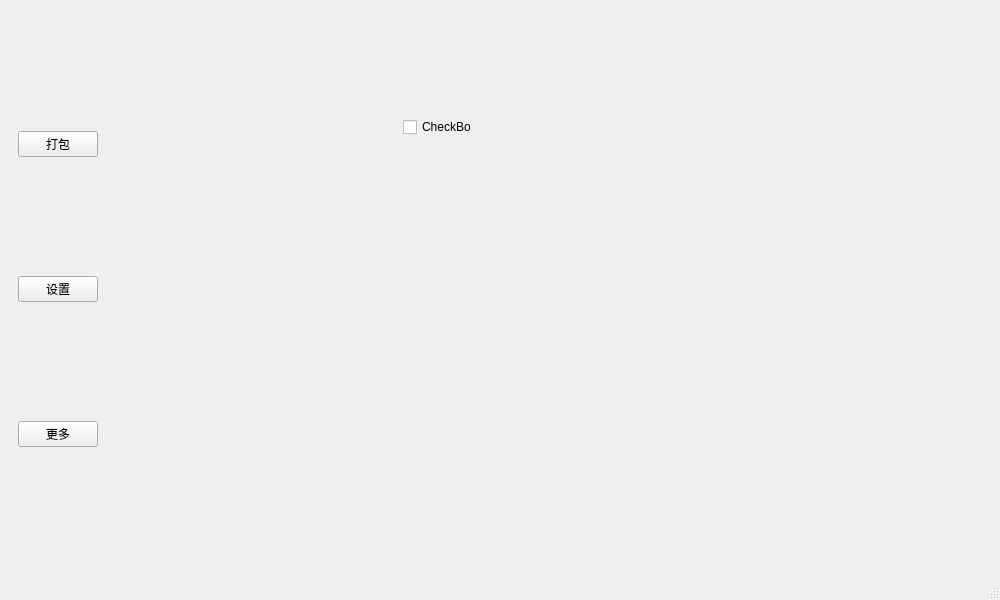
Old version of the form forms/mainwindow.ui in the repository Redrch/NuitkaStudio.
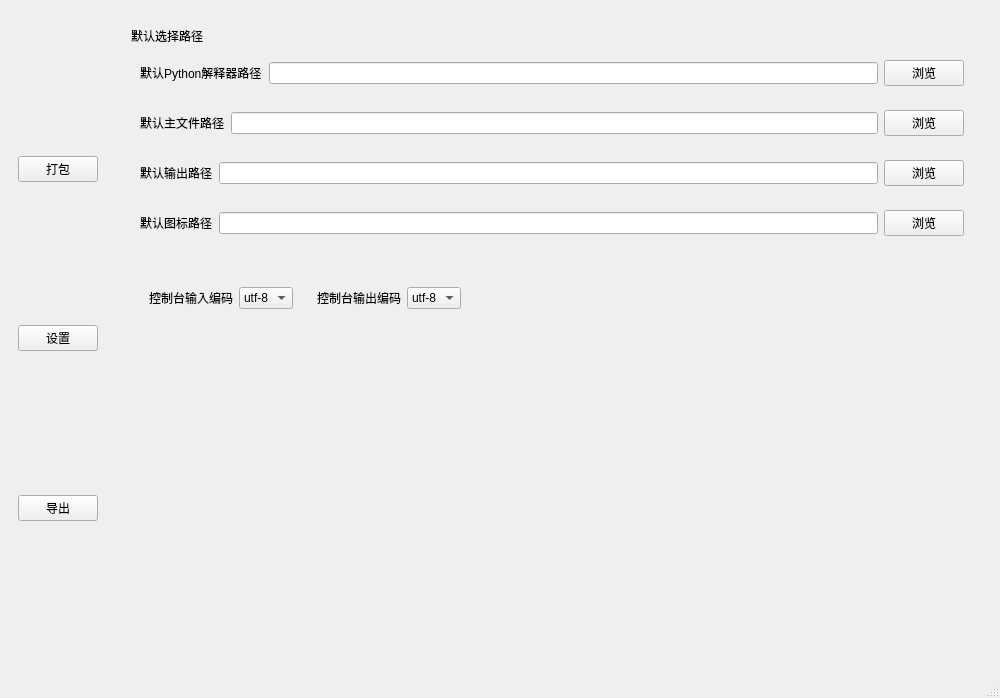
New version of the form. The open tabs and pages were chosen to show the change.

Commit message: 完成了设置页面

Patch:
```diff
--- a/forms/mainwindow.ui
+++ b/forms/mainwindow.ui
@@ -7,7 +7,7 @@
     <x>0</x>
     <y>0</y>
     <width>1000</width>
-    <height>600</height>
+    <height>650</height>
    </rect>
   </property>
   <property name="windowTitle">
@@ -72,9 +72,9 @@
         </spacer>
        </item>
        <item>
-        <widget class="QPushButton" name="more_btn">
+        <widget class="QPushButton" name="export_btn">
          <property name="text">
-          <string>更多</string>
+          <string>导出</string>
          </property>
          <property name="shortcut">
           <string>Ctrl+S</string>
@@ -100,7 +100,7 @@
     <item>
      <widget class="QStackedWidget" name="stackedWidget">
       <property name="currentIndex">
-       <number>0</number>
+       <number>1</number>
       </property>
       <widget class="QWidget" name="pack_page">
        <layout class="QVBoxLayout" name="verticalLayout_2">
@@ -382,6 +382,9 @@
                    </layout>
                   </widget>
                  </item>
+                </layout>
+               </widget>
+              </item>
                  <item>
                   <widget class="QWidget" name="widget_7" native="true">
                    <layout class="QVBoxLayout" name="verticalLayout_7">
@@ -463,11 +466,28 @@
              </layout>
             </widget>
            </item>
+        <item>
+         <widget class="QWidget" name="outputWidget" native="true">
+          <layout class="QVBoxLayout" name="verticalLayout_8">
+           <item>
+            <widget class="QLabel" name="label_4">
+             <property name="text">
+              <string>控制台输出</string>
+             </property>
+            </widget>
+           </item>
+           <item>
+            <widget class="QTextEdit" name="outputEdit">
+             <property name="readOnly">
+              <bool>true</bool>
+             </property>
+            </widget>
+           </item>
           </layout>
          </widget>
         </item>
         <item>
-         <widget class="QWidget" name="widget" native="true">
+         <widget class="QWidget" name="packWidget" native="true">
           <layout class="QHBoxLayout" name="horizontalLayout_4">
            <item>
             <spacer name="horizontalSpacer">
@@ -495,21 +515,217 @@
        </layout>
       </widget>
       <widget class="QWidget" name="settings_page">
-       <widget class="QCheckBox" name="checkBox">
-        <property name="geometry">
-         <rect>
-          <x>290</x>
-          <y>110</y>
-          <width>68</width>
-          <height>16</height>
-         </rect>
-        </property>
+       <layout class="QVBoxLayout" name="verticalLayout_9">
+        <item>
+         <widget class="QWidget" name="defaultPathWidget" native="true">
+          <layout class="QVBoxLayout" name="verticalLayout_10">
+           <item>
+            <widget class="QLabel" name="label_5">
+             <property name="text">
+              <string>默认选择路径</string>
+             </property>
+            </widget>
+           </item>
+           <item>
+            <widget class="QWidget" name="defaultPyPathWidget" native="true">
+             <layout class="QHBoxLayout" name="horizontalLayout_16">
+              <item>
+               <widget class="QLabel" name="label_6">
         <property name="text">
-         <string>CheckBox</string>
-        </property>
-       </widget>
-      </widget>
-      <widget class="QWidget" name="more_page">
+                 <string>默认Python解释器路径</string>
+                </property>
+               </widget>
+              </item>
+              <item>
+               <widget class="QLineEdit" name="defaultPyPathEdit"/>
+              </item>
+              <item>
+               <widget class="QPushButton" name="defaultPyPathBrowseBtn">
+                <property name="text">
+                 <string>浏览</string>
+                </property>
+               </widget>
+              </item>
+             </layout>
+            </widget>
+           </item>
+           <item>
+            <widget class="QWidget" name="defaultMainPathWidget" native="true">
+             <layout class="QHBoxLayout" name="horizontalLayout_17">
+              <item>
+               <widget class="QLabel" name="label_7">
+                <property name="text">
+                 <string>默认主文件路径</string>
+                </property>
+               </widget>
+              </item>
+              <item>
+               <widget class="QLineEdit" name="defaultMainPathEdit"/>
+              </item>
+              <item>
+               <widget class="QPushButton" name="defaultMainPathBrowseBtn">
+                <property name="text">
+                 <string>浏览</string>
+                </property>
+               </widget>
+              </item>
+             </layout>
+            </widget>
+           </item>
+           <item>
+            <widget class="QWidget" name="defaultOutputPathWidget" native="true">
+             <layout class="QHBoxLayout" name="horizontalLayout_18">
+              <item>
+               <widget class="QLabel" name="label_8">
+                <property name="text">
+                 <string>默认输出路径</string>
+                </property>
+               </widget>
+              </item>
+              <item>
+               <widget class="QLineEdit" name="defaultOutputPathEdit"/>
+              </item>
+              <item>
+               <widget class="QPushButton" name="defaultOutputPathBrowseBtn">
+                <property name="text">
+                 <string>浏览</string>
+                </property>
+               </widget>
+              </item>
+             </layout>
+            </widget>
+           </item>
+           <item>
+            <widget class="QWidget" name="defaultIconPathWidget_4" native="true">
+             <layout class="QHBoxLayout" name="horizontalLayout_19">
+              <item>
+               <widget class="QLabel" name="label_9">
+                <property name="text">
+                 <string>默认图标路径</string>
+                </property>
+               </widget>
+              </item>
+              <item>
+               <widget class="QLineEdit" name="defaultIconPathEdit_4"/>
+              </item>
+              <item>
+               <widget class="QPushButton" name="defaultIconPathBrowseBtn_4">
+                <property name="text">
+                 <string>浏览</string>
+                </property>
+               </widget>
+              </item>
+             </layout>
+            </widget>
+           </item>
+          </layout>
+         </widget>
+        </item>
+        <item>
+         <widget class="QWidget" name="widget" native="true">
+          <layout class="QVBoxLayout" name="verticalLayout_11">
+           <item>
+            <widget class="QWidget" name="widget_9" native="true">
+             <layout class="QHBoxLayout" name="horizontalLayout_22">
+              <item>
+               <widget class="QWidget" name="consoleInputEncodingWidget" native="true">
+                <layout class="QHBoxLayout" name="horizontalLayout_21">
+                 <item>
+                  <widget class="QLabel" name="label_11">
+                   <property name="text">
+                    <string>控制台输入编码</string>
+                   </property>
+                  </widget>
+                 </item>
+                 <item>
+                  <widget class="QComboBox" name="consoleInputEncodingCombo">
+                   <item>
+                    <property name="text">
+                     <string>utf-8</string>
+                    </property>
+                   </item>
+                   <item>
+                    <property name="text">
+                     <string>gbk</string>
+                    </property>
+                   </item>
+                   <item>
+                    <property name="text">
+                     <string>ascii</string>
+                    </property>
+                   </item>
+                  </widget>
+                 </item>
+                </layout>
+               </widget>
+              </item>
+              <item>
+               <widget class="QWidget" name="consoleOutputEncodingWidget" native="true">
+                <layout class="QHBoxLayout" name="horizontalLayout_20">
+                 <item>
+                  <widget class="QLabel" name="label_10">
+                   <property name="text">
+                    <string>控制台输出编码</string>
+                   </property>
+                  </widget>
+                 </item>
+                 <item>
+                  <widget class="QComboBox" name="consoleOutputEncodingCombo">
+                   <item>
+                    <property name="text">
+                     <string>utf-8</string>
+                    </property>
+                   </item>
+                   <item>
+                    <property name="text">
+                     <string>gbk</string>
+                    </property>
+                   </item>
+                   <item>
+                    <property name="text">
+                     <string>ascii</string>
+                    </property>
+                   </item>
+                  </widget>
+                 </item>
+                </layout>
+               </widget>
+              </item>
+              <item>
+               <spacer name="horizontalSpacer_3">
+                <property name="orientation">
+                 <enum>Qt::Horizontal</enum>
+                </property>
+                <property name="sizeHint" stdset="0">
+                 <size>
+                  <width>40</width>
+                  <height>20</height>
+                 </size>
+                </property>
+               </spacer>
+              </item>
+             </layout>
+            </widget>
+           </item>
+           <item>
+            <spacer name="verticalSpacer_7">
+             <property name="orientation">
+              <enum>Qt::Vertical</enum>
+             </property>
+             <property name="sizeHint" stdset="0">
+              <size>
+               <width>20</width>
+               <height>40</height>
+              </size>
+             </property>
+            </spacer>
+           </item>
+          </layout>
+         </widget>
+        </item>
+       </layout>
+      </widget>
+      <widget class="QWidget" name="export_page">
        <widget class="QDialogButtonBox" name="buttonBox">
         <property name="geometry">
          <rect>
```
Lines whose indentation alone changed are shown as unchanged. The commit also changes 1 other file.
